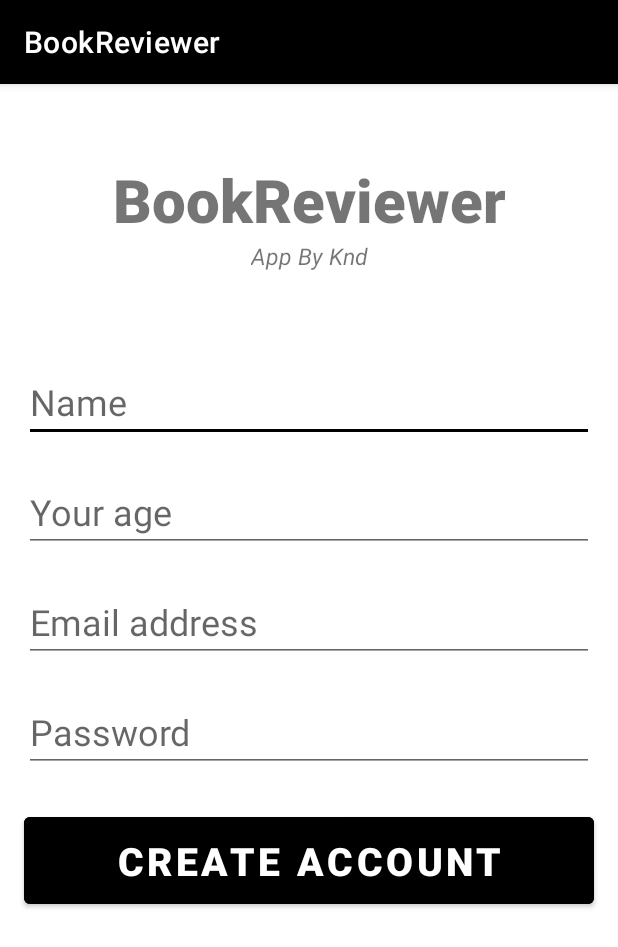
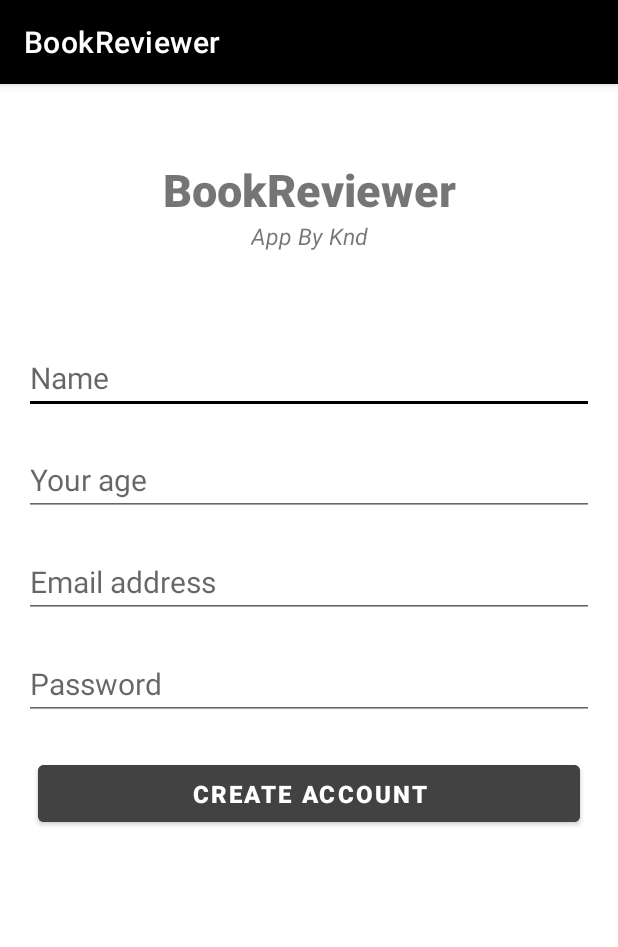
Before and after one commit to knd282/Android4Assignment, an Android app: the sign_up screen opened directly, with no data from a screen before it, on a phone screen of 412 x 824 dp. Shown: the top 947 px of the screen. Run offline under Robolectric (Android 15) with nearby library versions, the phone set to English and light mode, and no system bars; our stand-ins replace Firebase (no records; nobody signed in at launch, a user with empty details on screens opened directly).

Commit message:
fix some features and make some improvements

```diff
--- a/app/build.gradle
+++ b/app/build.gradle
@@ -40,5 +40,6 @@ dependencies {
     androidTestImplementation 'androidx.test.ext:junit:1.1.2'
     androidTestImplementation 'androidx.test.espresso:espresso-core:3.3.0'
 
-    implementation 'com.journeyapps:zxing-android-embedded:3.4.0'
+    implementation 'com.journeyapps:zxing-android-embedded:4.1.0'
+    implementation 'androidx.appcompat:appcompat:1.0.2'
 }
--- a/app/src/main/java/com/example/android_knd/search_book.java
+++ b/app/src/main/java/com/example/android_knd/search_book.java
@@ -69,9 +69,9 @@ public class search_book extends AppCompatActivity {
                         search_book.this
                 );
                 intentIntegrator.setPrompt("Volume Up to Open Flash");
-                intentIntegrator.setOrientationLocked(true);
+                intentIntegrator.setOrientationLocked(false);
                 intentIntegrator.setCaptureActivity(Cam.class);
-                intentIntegrator.setDesiredBarcodeFormats(IntentIntegrator.ALL_CODE_TYPES);
+                intentIntegrator.setDesiredBarcodeFormats(IntentIntegrator.EAN_13);
                 intentIntegrator.initiateScan();
             }
         });
--- a/app/src/main/res/layout/activity_sign_up.xml
+++ b/app/src/main/res/layout/activity_sign_up.xml
@@ -14,7 +14,7 @@
         android:fontFamily="sans-serif-black"
         android:text="BookReviewer"
         android:textAlignment="center"
-        android:textSize="40sp"
+        android:textSize="30sp"
         android:textStyle="bold"
         app:layout_constraintLeft_toLeftOf="parent"
         app:layout_constraintRight_toRightOf="parent"
@@ -40,7 +40,7 @@
         android:ems="10"
         android:hint="Name"
         android:inputType="text"
-        android:textSize="24sp"
+        android:textSize="20sp"
         app:layout_constraintLeft_toLeftOf="parent"
         app:layout_constraintRight_toRightOf="parent"
         app:layout_constraintTop_toBottomOf="@+id/bannerDescription"
@@ -54,7 +54,7 @@
         android:ems="10"
         android:hint="Your age"
         android:inputType="number"
-        android:textSize="24sp"
+        android:textSize="20sp"
         app:layout_constraintLeft_toLeftOf="parent"
         app:layout_constraintRight_toRightOf="parent"
         app:layout_constraintTop_toBottomOf="@+id/name"
@@ -68,7 +68,7 @@
         android:ems="10"
         android:hint="Email address"
         android:inputType="textEmailAddress"
-        android:textSize="24sp"
+        android:textSize="20sp"
         app:layout_constraintLeft_toLeftOf="parent"
         app:layout_constraintRight_toRightOf="parent"
         app:layout_constraintTop_toBottomOf="@+id/age"
@@ -82,7 +82,7 @@
         android:layout_marginTop="20dp"
         android:hint="Password"
         android:inputType="textPassword"
-        android:textSize="24sp"
+        android:textSize="20sp"
         app:layout_constraintLeft_toLeftOf="parent"
         app:layout_constraintRight_toRightOf="parent"
         app:layout_constraintTop_toBottomOf="@+id/email"
@@ -90,13 +90,13 @@
 
     <Button
         android:id="@+id/createAccount"
-        android:layout_width="380dp"
-        android:layout_height="70dp"
+        android:layout_width="361dp"
+        android:layout_height="50dp"
         android:layout_marginTop="24dp"
-        android:backgroundTint="#000000"
+        android:backgroundTint="@color/cardview_dark_background"
         android:text="Create account"
         android:textColor="#ffffff"
-        android:textSize="26sp"
+        android:textSize="16sp"
         android:textStyle="bold"
         app:layout_constraintLeft_toLeftOf="parent"
         app:layout_constraintRight_toRightOf="parent"
```
Also changed, not shown: app/src/main/res/layout/activity_forgot_password.xml (+7 -7 lines), app/src/main/res/layout/activity_main.xml (+7 -7 lines).
